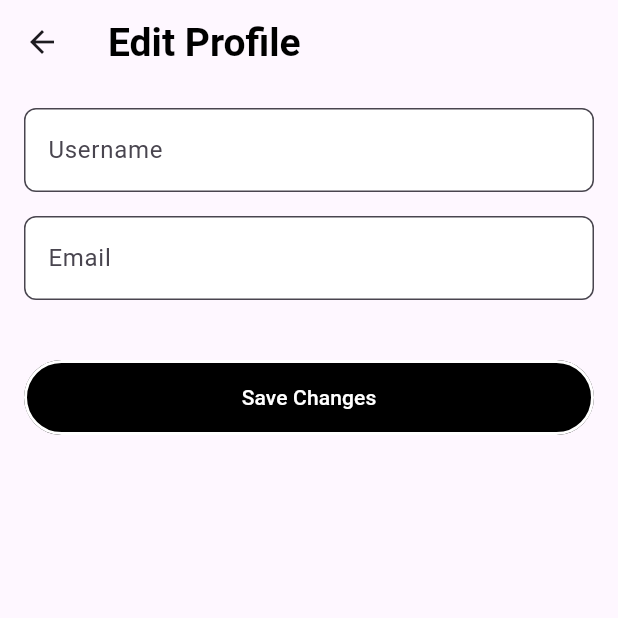
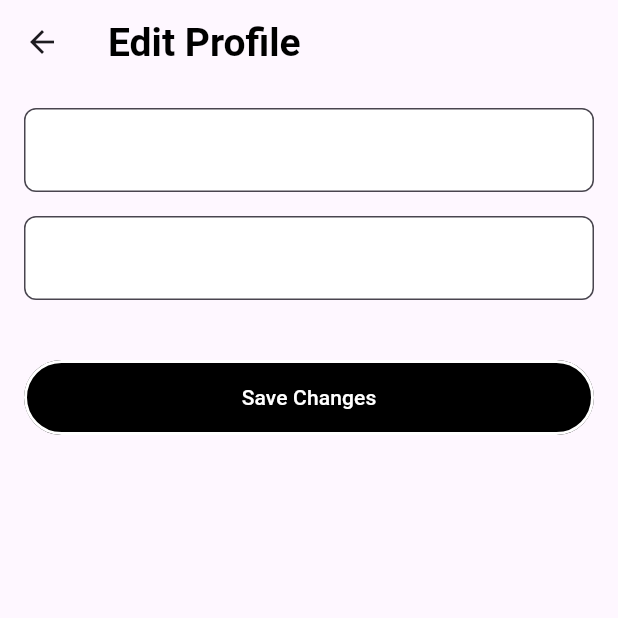
Before and after one commit to Nishan123/Flora-Guardian, a Flutter app: the EditProfileScreen screen opened directly, on a phone screen of 412 x 824 dp, the top half of it. Run offline on Flutter 3.47's test engine with Material 3 defaults, Android fonts, the phone set to English and light mode, and no system bars; our stand-ins replace camera, cloud_firestore, firebase_auth, firebase_core, image_picker, permission_handler and 1 more; accounts and stored records are empty.

Commit message:
hint texts removed

```diff
--- a/lib/views/custom_widgets/edit_profile_text_field.dart
+++ b/lib/views/custom_widgets/edit_profile_text_field.dart
@@ -1,7 +1,6 @@
 import 'package:flutter/material.dart';
 
 class EditProfileTextField extends StatelessWidget {
-  final String hintText;
   final String initialValue;
   final bool obscureText;
   final TextEditingController controller;
@@ -9,7 +8,6 @@ class EditProfileTextField extends StatelessWidget {
 
   const EditProfileTextField({
     super.key,
-    required this.hintText,
     required this.initialValue,
     this.obscureText = false,
     required this.controller,
@@ -24,7 +22,6 @@ class EditProfileTextField extends StatelessWidget {
         controller: controller..text = initialValue,
         obscureText: obscureText,
         decoration: InputDecoration(
-          hintText: hintText,
           filled: true,
           fillColor: Colors.white,
           border: OutlineInputBorder(borderRadius: BorderRadius.circular(8)),
--- a/lib/views/custom_widgets/profile_text_field.dart
+++ b/lib/views/custom_widgets/profile_text_field.dart
@@ -1,13 +1,11 @@
 import 'package:flutter/material.dart';
 
 class ProfileTextField extends StatelessWidget {
-  final String hintText;
   final String text;
   final bool enabled;
 
   const ProfileTextField({
     super.key,
-    required this.hintText,
     required this.text,
     this.enabled = true,
   });
@@ -20,7 +18,6 @@ class ProfileTextField extends StatelessWidget {
         initialValue: text,
         enabled: enabled,
         decoration: InputDecoration(
-          labelText: hintText,
           filled: true,
           fillColor: Colors.white,
           enabledBorder: const OutlineInputBorder(borderSide: BorderSide.none),
--- a/lib/views/screens/edit_profile_screen.dart
+++ b/lib/views/screens/edit_profile_screen.dart
@@ -66,7 +66,6 @@ class _EditProfileScreenState extends State<EditProfileScreen> {
           child: Column(
             children: [
               EditProfileTextField(
-                hintText: 'Username',
                 initialValue: widget.user?.userName ?? '',
                 controller: _usernameController,
                 validator: (value) {
@@ -77,7 +76,6 @@ class _EditProfileScreenState extends State<EditProfileScreen> {
                 },
               ),
               EditProfileTextField(
-                hintText: 'Email',
                 initialValue: widget.user?.email ?? '',
                 controller: _emailController,
                 validator: (value) {
--- a/lib/views/screens/profile_screen.dart
+++ b/lib/views/screens/profile_screen.dart
@@ -78,17 +78,14 @@ class _ProfileScreenState extends State<ProfileScreen> {
                             child: Column(
                               children: [
                                 ProfileTextField(
-                                  hintText: "Username",
                                   text: userData?.userName ?? "Not available",
                                   enabled: false,
                                 ),
                                 ProfileTextField(
-                                  hintText: "Email",
                                   text: userData?.email ?? "Not available",
                                   enabled: false,
                                 ),
                                 ProfileTextField(
-                                  hintText: "Password",
                                   text: "********",
                                   enabled: false,
                                 ),
```
